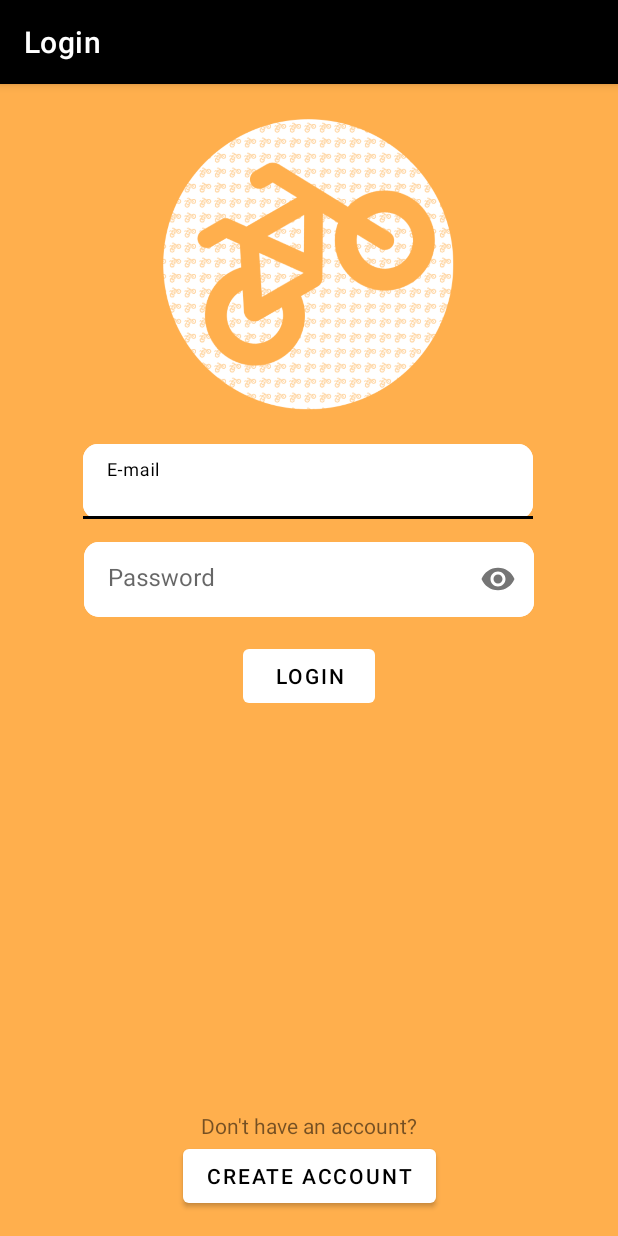
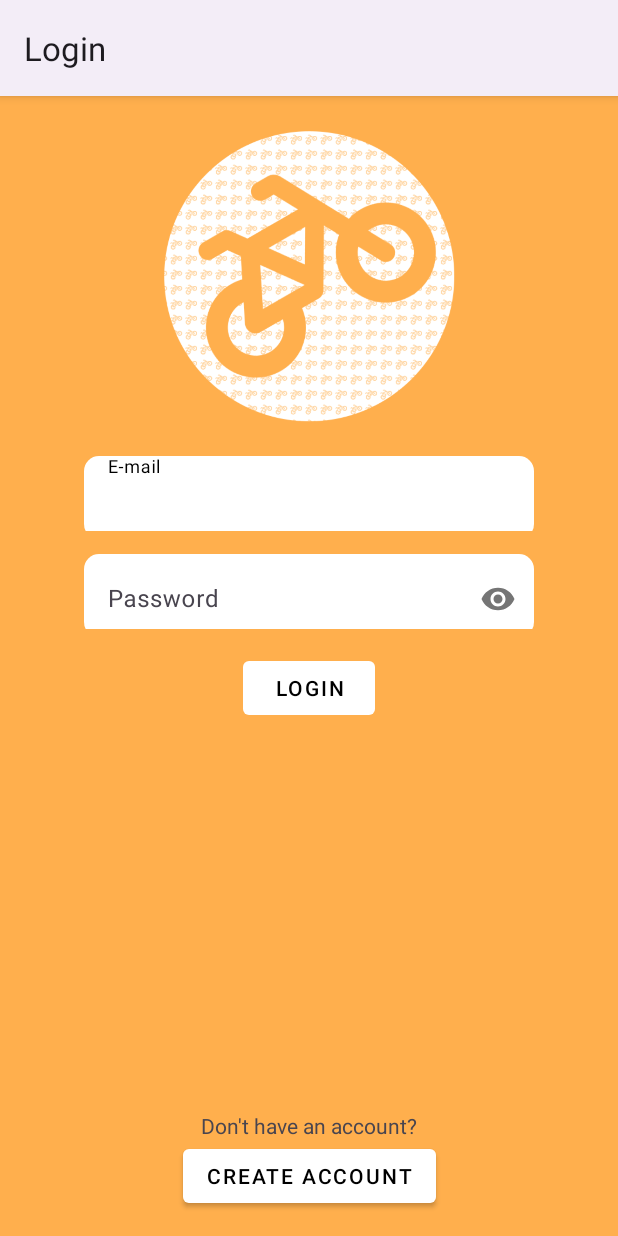
Before and after one commit to Sycri/DatZ4019, an Android app: the screen it shows after launch (AuthActivity), on a phone screen of 412 x 824 dp. Run offline under Robolectric (Android 15) with nearby library versions, the phone set to English and light mode, and no system bars; our stand-ins replace Firebase (no records; nobody signed in at launch, a user with empty details on screens opened directly), navigation-ui.

Commit message:
Switch to Material 3

```diff
--- a/app/src/main/java/lv/lu/students/lk17235/datz4019/ui/main/settings/SettingsViewModel.kt
+++ b/app/src/main/java/lv/lu/students/lk17235/datz4019/ui/main/settings/SettingsViewModel.kt
@@ -5,8 +5,4 @@
 import androidx.lifecycle.ViewModel
 
 class SettingsViewModel : ViewModel() {
-    private val _text = MutableLiveData<String>().apply {
-        value = "This is dashboard Fragment"
-    }
-    val text: LiveData<String> = _text
 }
--- a/app/src/main/res/layout/fragment_login.xml
+++ b/app/src/main/res/layout/fragment_login.xml
@@ -6,8 +6,7 @@
     android:layout_height="match_parent"
     tools:context=".ui.auth.login.LoginFragment"
     android:background="@color/main_orange"
-    android:orientation="vertical"
-    >
+    android:orientation="vertical">
 
     <ImageView
         android:id="@+id/logo"
@@ -15,12 +14,12 @@
         android:layout_height="200dp"
         android:layout_gravity="center"
         android:layout_marginTop="20dp"
+        android:src="@drawable/main_logo"
+        android:contentDescription="@string/main_logo_desc"
         app:layout_constraintEnd_toEndOf="parent"
-        app:layout_constraintHorizontal_bias="0.497"
+        app:layout_constraintHorizontal_bias="0.5"
         app:layout_constraintStart_toStartOf="parent"
-        app:layout_constraintTop_toTopOf="parent"
-        android:src="@drawable/main_logo"
-        android:contentDescription="@string/main_logo_desc" />
+        app:layout_constraintTop_toTopOf="parent" />
 
     <com.google.android.material.textfield.TextInputLayout
         android:id="@+id/textInputLayoutEmail"
@@ -29,15 +28,14 @@
         android:layout_marginStart="24dp"
         android:layout_marginTop="20dp"
         android:layout_marginEnd="24dp"
+        android:layout_gravity="center"
+        android:background="@drawable/rounded_background"
         android:hint="@string/prompt_email"
         app:errorEnabled="true"
         app:layout_constraintEnd_toEndOf="@id/logo"
         app:layout_constraintStart_toStartOf="@id/logo"
         app:layout_constraintTop_toBottomOf="@id/logo"
-        android:layout_gravity="center"
-        android:background="@drawable/rounded_background"
-        app:boxStrokeWidth="0dp"
-        >
+        app:boxStrokeWidth="0dp">
 
         <com.google.android.material.textfield.TextInputEditText
             android:id="@+id/editTextEmail"
@@ -46,8 +44,7 @@
             android:autofillHints="username"
             android:inputType="textEmailAddress"
             android:selectAllOnFocus="true"
-            android:background="@drawable/rounded_background"
-            />
+            android:background="@drawable/rounded_background" />
     </com.google.android.material.textfield.TextInputLayout>
 
     <com.google.android.material.textfield.TextInputLayout
@@ -55,16 +52,15 @@
         android:layout_width="300dp"
         android:layout_height="50dp"
         android:layout_marginTop="15dp"
+        android:layout_gravity="center"
+        android:background="@drawable/rounded_background"
         android:hint="@string/prompt_password"
         app:errorEnabled="true"
         app:layout_constraintEnd_toEndOf="parent"
         app:layout_constraintStart_toStartOf="parent"
         app:layout_constraintTop_toBottomOf="@+id/textInputLayoutEmail"
         app:passwordToggleEnabled="true"
-        android:layout_gravity="center"
-        android:background="@drawable/rounded_background"
-        app:boxStrokeWidth="0dp"
-        >
+        app:boxStrokeWidth="0dp">
 
         <com.google.android.material.textfield.TextInputEditText
             android:id="@+id/editTextPassword"
@@ -73,13 +69,11 @@
             android:autofillHints="password"
             android:inputType="textPassword"
             android:selectAllOnFocus="true"
-            android:background="@drawable/rounded_background"
-            />
+            android:background="@drawable/rounded_background" />
     </com.google.android.material.textfield.TextInputLayout>
 
     <Button
         android:id="@+id/buttonLogin"
-        style="@style/Theme.DatZ4019.Button"
         android:layout_width="wrap_content"
         android:layout_height="wrap_content"
         android:layout_gravity="center"
@@ -88,10 +82,12 @@
         android:layout_marginEnd="48dp"
         android:enabled="false"
         android:text="@string/action_login"
+        android:textColor="@color/black"
         app:layout_constraintEnd_toEndOf="parent"
         app:layout_constraintStart_toStartOf="parent"
         app:layout_constraintTop_toBottomOf="@+id/textInputLayoutPassword"
-        android:textColor="@color/black"/>
+        style="@style/Theme.DatZ4019.Button" />
+
     <ProgressBar
         android:id="@+id/loadingBar"
         android:layout_width="wrap_content"
@@ -99,10 +95,10 @@
         android:layout_gravity="center"
         android:visibility="invisible"
         app:layout_constraintEnd_toEndOf="@+id/textInputLayoutPassword"
-        app:layout_constraintHorizontal_bias="0.498"
+        app:layout_constraintHorizontal_bias="0.5"
         app:layout_constraintStart_toStartOf="@+id/textInputLayoutPassword"
         app:layout_constraintTop_toBottomOf="@id/buttonLogin"
-        app:layout_constraintVertical_bias="0.499" />
+        app:layout_constraintVertical_bias="0.5" />
 
     <TextView
         android:id="@+id/textViewNoAccount"
@@ -112,17 +108,16 @@
         app:layout_constraintEnd_toEndOf="parent"
         app:layout_constraintStart_toStartOf="parent"
         app:layout_constraintBottom_toBottomOf="parent"
-        android:layout_marginBottom="64dp"
-        />
+        android:layout_marginBottom="64dp" />
 
     <Button
         android:id="@+id/buttonSignup"
-        style="@style/Theme.DatZ4019.Button"
         android:layout_width="wrap_content"
         android:layout_height="wrap_content"
         android:text="@string/action_signup"
+        android:textColor="@color/black"
         app:layout_constraintEnd_toEndOf="@+id/textViewNoAccount"
         app:layout_constraintStart_toStartOf="@+id/textViewNoAccount"
         app:layout_constraintTop_toBottomOf="@+id/textViewNoAccount"
-        android:textColor="@color/black"/>
+        style="@style/Theme.DatZ4019.Button" />
 </androidx.constraintlayout.widget.ConstraintLayout>
--- a/app/src/main/res/values-night/themes.xml
+++ b/app/src/main/res/values-night/themes.xml
@@ -1,6 +1,6 @@
 <resources xmlns:tools="http://schemas.android.com/tools">
     <!-- Base application theme. -->
-    <style name="Theme.DatZ4019" parent="Theme.MaterialComponents.DayNight.DarkActionBar">
+    <style name="Theme.DatZ4019" parent="Theme.Material3.DayNight">
         <!-- Primary brand color. -->
         <item name="colorPrimary">@color/purple_200</item>
         <item name="colorPrimaryVariant">@color/purple_700</item>
--- a/app/src/main/res/values/themes.xml
+++ b/app/src/main/res/values/themes.xml
@@ -1,6 +1,6 @@
 <resources xmlns:tools="http://schemas.android.com/tools">
     <!-- Base application theme. -->
-    <style name="Theme.DatZ4019" parent="Theme.MaterialComponents.DayNight.DarkActionBar">
+    <style name="Theme.DatZ4019" parent="Theme.Material3.DayNight">
         <!-- Primary brand color. -->
         <item name="colorPrimary">@color/black</item>
         <item name="colorPrimaryVariant">@color/white</item>
```
Also changed, not shown: app/src/main/res/layout/fragment_settings.xml (+9 -5 lines), app/src/main/res/layout/fragment_signup.xml (+8 -9 lines), app/src/main/java/lv/lu/students/lk17235/datz4019/ui/main/MainViewModel.kt (line endings or trailing spaces).
